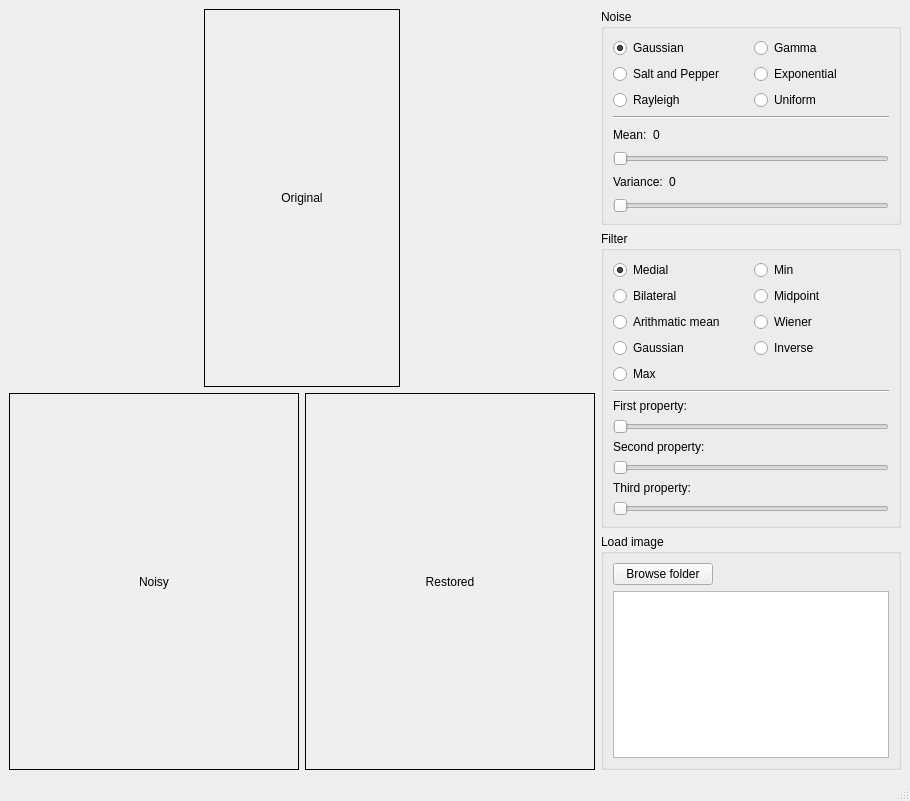
Before: the Qt Designer form App.ui in HazemKelziye/NoiseRestorationApp, drawn with Qt 5.
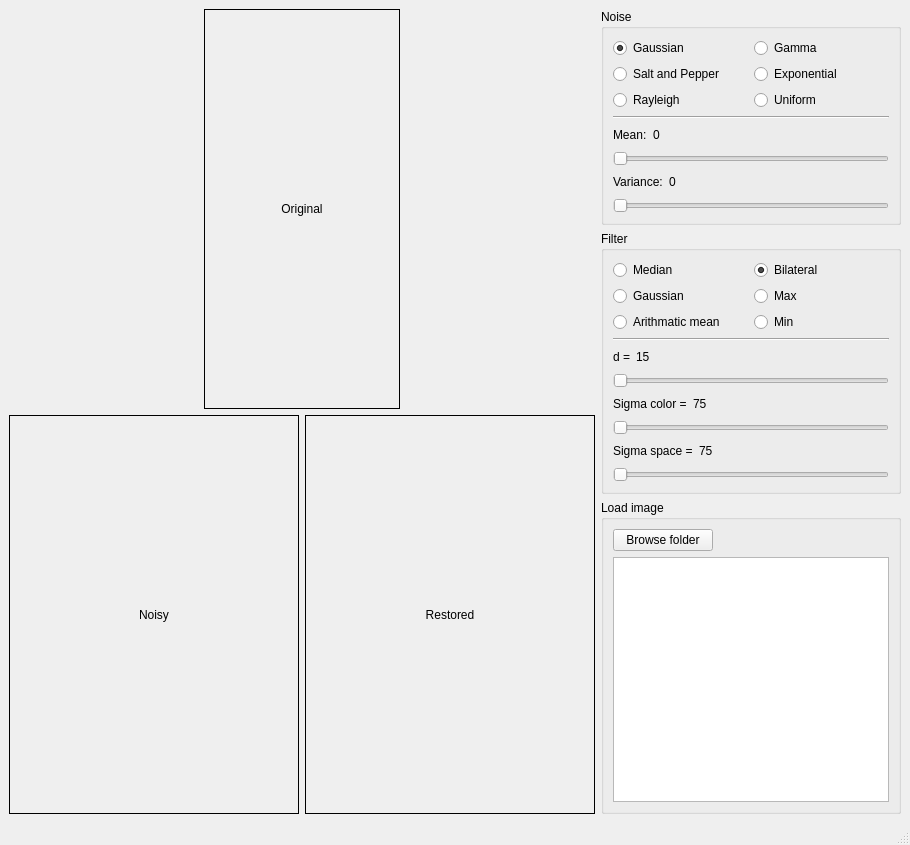
After: the same form once the commit is applied.

```diff
--- a/App.ui
+++ b/App.ui
@@ -7,7 +7,7 @@
     <x>0</x>
     <y>0</y>
     <width>910</width>
-    <height>801</height>
+    <height>845</height>
    </rect>
   </property>
   <property name="windowTitle">
@@ -303,20 +303,7 @@
         <layout class="QVBoxLayout" name="verticalLayout_6">
          <item>
           <layout class="QGridLayout" name="gridLayout_2">
-           <item row="0" column="0">
-            <widget class="QRadioButton" name="radioButton_7">
-             <property name="text">
-              <string>Medial</string>
-             </property>
-             <property name="checked">
-              <bool>true</bool>
-             </property>
-             <attribute name="buttonGroup">
-              <string notr="true">filter_radio_group</string>
-             </attribute>
-            </widget>
-           </item>
-           <item row="3" column="0">
+           <item row="1" column="0">
             <widget class="QRadioButton" name="radioButton_10">
              <property name="text">
               <string>Gaussian</string>
@@ -326,6 +313,19 @@
              </attribute>
             </widget>
            </item>
+           <item row="0" column="0">
+            <widget class="QRadioButton" name="radioButton_7">
+             <property name="text">
+              <string>Median</string>
+             </property>
+             <property name="checked">
+              <bool>false</bool>
+             </property>
+             <attribute name="buttonGroup">
+              <string notr="true">filter_radio_group</string>
+             </attribute>
+            </widget>
+           </item>
            <item row="2" column="0">
             <widget class="QRadioButton" name="radioButton_9">
              <property name="text">
@@ -336,27 +336,7 @@
              </attribute>
             </widget>
            </item>
-           <item row="1" column="0">
-            <widget class="QRadioButton" name="radioButton_8">
-             <property name="text">
-              <string>Bilateral</string>
-             </property>
-             <attribute name="buttonGroup">
-              <string notr="true">filter_radio_group</string>
-             </attribute>
-            </widget>
-           </item>
-           <item row="4" column="0">
-            <widget class="QRadioButton" name="radioButton_11">
-             <property name="text">
-              <string>Max</string>
-             </property>
-             <attribute name="buttonGroup">
-              <string notr="true">filter_radio_group</string>
-             </attribute>
-            </widget>
-           </item>
-           <item row="0" column="1">
+           <item row="2" column="1">
             <widget class="QRadioButton" name="radioButton_12">
              <property name="text">
               <string>Min</string>
@@ -367,23 +347,19 @@
             </widget>
            </item>
            <item row="1" column="1">
-            <widget class="QRadioButton" name="radioButton">
+            <widget class="QRadioButton" name="radioButton_11">
              <property name="text">
-              <string>Midpoint</string>
+              <string>Max</string>
              </property>
             </widget>
            </item>
-           <item row="2" column="1">
-            <widget class="QRadioButton" name="radioButton_2">
+           <item row="0" column="1">
+            <widget class="QRadioButton" name="radioButton_8">
              <property name="text">
-              <string>Wiener</string>
+              <string>Bilateral</string>
              </property>
-            </widget>
-           </item>
-           <item row="3" column="1">
-            <widget class="QRadioButton" name="radioButton_3">
-             <property name="text">
-              <string>Inverse</string>
+             <property name="checked">
+              <bool>true</bool>
              </property>
             </widget>
            </item>
@@ -397,11 +373,35 @@
           </widget>
          </item>
          <item>
-          <widget class="QLabel" name="label_3">
-           <property name="text">
-            <string>First property:</string>
-           </property>
-          </widget>
+          <layout class="QHBoxLayout" name="horizontalLayout_4">
+           <item>
+            <widget class="QLabel" name="filterPropDisp1_label">
+             <property name="text">
+              <string>d =</string>
+             </property>
+            </widget>
+           </item>
+           <item>
+            <widget class="QLabel" name="filterProp1_label">
+             <property name="text">
+              <string>15</string>
+             </property>
+            </widget>
+           </item>
+           <item>
+            <spacer name="horizontalSpacer_5">
+             <property name="orientation">
+              <enum>Qt::Horizontal</enum>
+             </property>
+             <property name="sizeHint" stdset="0">
+              <size>
+               <width>40</width>
+               <height>20</height>
+              </size>
+             </property>
+            </spacer>
+           </item>
+          </layout>
          </item>
          <item>
           <widget class="QSlider" name="horizontalSlider_3">
@@ -411,11 +411,35 @@
           </widget>
          </item>
          <item>
-          <widget class="QLabel" name="label_4">
-           <property name="text">
-            <string>Second property:</string>
-           </property>
-          </widget>
+          <layout class="QHBoxLayout" name="horizontalLayout_5">
+           <item>
+            <widget class="QLabel" name="filterPropDisp2_label">
+             <property name="text">
+              <string>Sigma color =</string>
+             </property>
+            </widget>
+           </item>
+           <item>
+            <widget class="QLabel" name="filterProp2_label">
+             <property name="text">
+              <string>75</string>
+             </property>
+            </widget>
+           </item>
+           <item>
+            <spacer name="horizontalSpacer_6">
+             <property name="orientation">
+              <enum>Qt::Horizontal</enum>
+             </property>
+             <property name="sizeHint" stdset="0">
+              <size>
+               <width>40</width>
+               <height>20</height>
+              </size>
+             </property>
+            </spacer>
+           </item>
+          </layout>
          </item>
          <item>
           <widget class="QSlider" name="horizontalSlider_4">
@@ -425,11 +449,35 @@
           </widget>
          </item>
          <item>
-          <widget class="QLabel" name="label_5">
-           <property name="text">
-            <string>Third property:</string>
-           </property>
-          </widget>
+          <layout class="QHBoxLayout" name="horizontalLayout_6">
+           <item>
+            <widget class="QLabel" name="filterPropDisp3_label">
+             <property name="text">
+              <string>Sigma space =</string>
+             </property>
+            </widget>
+           </item>
+           <item>
+            <widget class="QLabel" name="filterProp3_label">
+             <property name="text">
+              <string>75</string>
+             </property>
+            </widget>
+           </item>
+           <item>
+            <spacer name="horizontalSpacer_7">
+             <property name="orientation">
+              <enum>Qt::Horizontal</enum>
+             </property>
+             <property name="sizeHint" stdset="0">
+              <size>
+               <width>40</width>
+               <height>20</height>
+              </size>
+             </property>
+            </spacer>
+           </item>
+          </layout>
          </item>
          <item>
           <widget class="QSlider" name="horizontalSlider_5">
```
Left out of the diff: 19 changed lines with no effect on the pictures.
